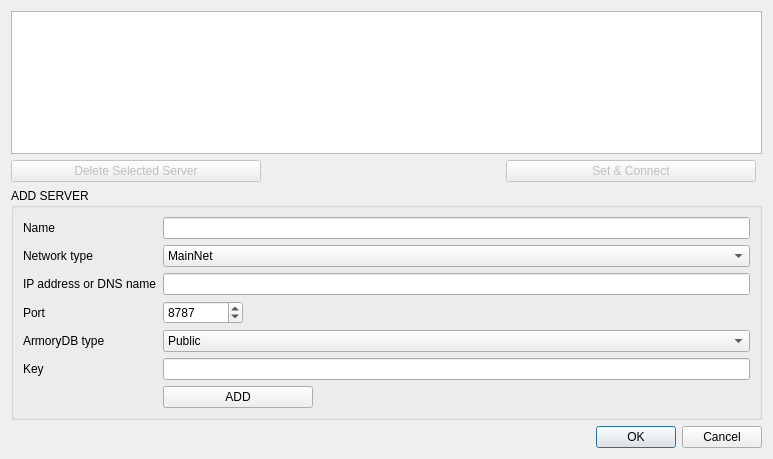
Old version of the form BlockSettleUILib/ArmoryServersWidget.ui in the repository BlockSettle/common.
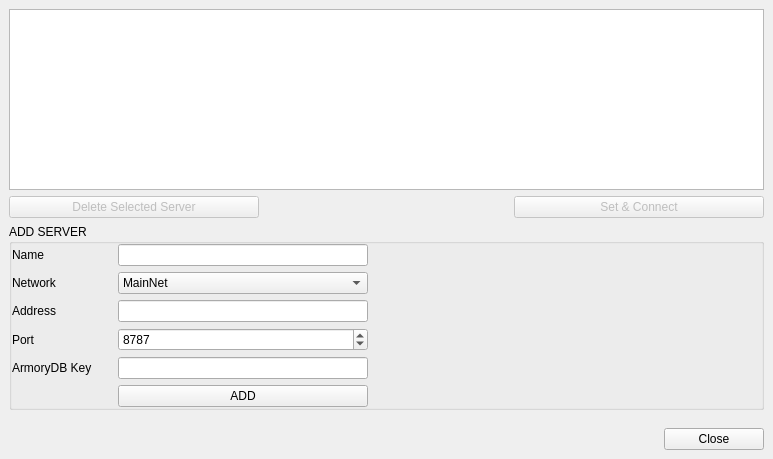
New version of the form. Icons and pictures are not drawn.

Commit message: [wip] manage armory servers

```diff
--- a/BlockSettleUILib/ArmoryServersWidget.ui
+++ b/BlockSettleUILib/ArmoryServersWidget.ui
@@ -14,230 +14,455 @@
    <string>Armory Servers</string>
   </property>
   <layout class="QGridLayout" name="gridLayout_2">
-   <item row="2" column="0">
-    <widget class="QPushButton" name="pushButtonDeleteServer">
-     <property name="enabled">
-      <bool>false</bool>
-     </property>
+   <property name="leftMargin">
+    <number>0</number>
+   </property>
+   <property name="topMargin">
+    <number>0</number>
+   </property>
+   <property name="rightMargin">
+    <number>0</number>
+   </property>
+   <property name="bottomMargin">
+    <number>0</number>
+   </property>
+   <property name="spacing">
+    <number>0</number>
+   </property>
+   <item row="0" column="0" colspan="2">
+    <widget class="QWidget" name="widget" native="true">
      <property name="minimumSize">
       <size>
-       <width>250</width>
-       <height>0</height>
+       <width>0</width>
+       <height>40</height>
       </size>
      </property>
-     <property name="maximumSize">
-      <size>
-       <width>250</width>
-       <height>16777215</height>
-      </size>
-     </property>
-     <property name="text">
-      <string>Delete Selected Server</string>
-     </property>
-    </widget>
-   </item>
-   <item row="3" column="0" colspan="4">
-    <widget class="QGroupBox" name="groupBox">
-     <property name="title">
-      <string>ADD SERVER</string>
-     </property>
-     <layout class="QGridLayout" name="gridLayout">
-      <item row="11" column="2">
-       <widget class="QLineEdit" name="lineEditKey"/>
-      </item>
-      <item row="6" column="2">
-       <widget class="QSpinBox" name="spinBoxPort">
-        <property name="minimumSize">
-         <size>
-          <width>80</width>
-          <height>0</height>
-         </size>
+     <layout class="QGridLayout" name="gridLayout_3">
+      <item row="0" column="0" colspan="3">
+       <widget class="QTableView" name="tableViewArmory">
+        <property name="horizontalScrollBarPolicy">
+         <enum>Qt::ScrollBarAsNeeded</enum>
         </property>
-        <property name="maximumSize">
-         <size>
-          <width>80</width>
-          <height>16777215</height>
-         </size>
+        <property name="alternatingRowColors">
+         <bool>true</bool>
         </property>
-        <property name="minimum">
-         <number>1</number>
+        <property name="selectionMode">
+         <enum>QAbstractItemView::SingleSelection</enum>
         </property>
-        <property name="maximum">
-         <number>65535</number>
+        <property name="selectionBehavior">
+         <enum>QAbstractItemView::SelectRows</enum>
         </property>
-        <property name="value">
-         <number>8787</number>
+        <property name="textElideMode">
+         <enum>Qt::ElideNone</enum>
         </property>
+        <property name="cornerButtonEnabled">
+         <bool>false</bool>
+        </property>
+        <attribute name="verticalHeaderVisible">
+         <bool>false</bool>
+        </attribute>
        </widget>
       </item>
-      <item row="3" column="2">
-       <widget class="QLineEdit" name="lineEditAddress"/>
-      </item>
-      <item row="12" column="2">
-       <widget class="QPushButton" name="pushButtonAddServer">
+      <item row="1" column="0">
+       <widget class="QPushButton" name="pushButtonDeleteServer">
+        <property name="enabled">
+         <bool>false</bool>
+        </property>
         <property name="minimumSize">
          <size>
-          <width>150</width>
+          <width>250</width>
           <height>0</height>
          </size>
         </property>
         <property name="maximumSize">
          <size>
-          <width>150</width>
+          <width>250</width>
           <height>16777215</height>
          </size>
         </property>
         <property name="text">
-         <string>ADD</string>
+         <string>Delete Selected Server</string>
         </property>
        </widget>
       </item>
-      <item row="6" column="0">
-       <widget class="QLabel" name="label_2">
-        <property name="text">
-         <string>Port</string>
+      <item row="1" column="1">
+       <spacer name="horizontalSpacer">
+        <property name="orientation">
+         <enum>Qt::Horizontal</enum>
         </property>
-       </widget>
-      </item>
-      <item row="11" column="0">
-       <widget class="QLabel" name="labelKey">
-        <property name="text">
-         <string>Key</string>
+        <property name="sizeHint" stdset="0">
+         <size>
+          <width>240</width>
+          <height>18</height>
+         </size>
         </property>
-       </widget>
+       </spacer>
       </item>
-      <item row="8" column="0">
-       <widget class="QLabel" name="label_4">
-        <property name="text">
-         <string>ArmoryDB type</string>
+      <item row="1" column="2">
+       <widget class="QPushButton" name="pushButtonConnect">
+        <property name="enabled">
+         <bool>false</bool>
         </property>
-       </widget>
-      </item>
-      <item row="2" column="0">
-       <widget class="QLabel" name="label_5">
-        <property name="text">
-         <string>Network type</string>
+        <property name="minimumSize">
+         <size>
+          <width>250</width>
+          <height>0</height>
+         </size>
         </property>
-       </widget>
-      </item>
-      <item row="3" column="0">
-       <widget class="QLabel" name="label">
+        <property name="maximumSize">
+         <size>
+          <width>250</width>
+          <height>16777215</height>
+         </size>
+        </property>
         <property name="text">
-         <string>IP address or DNS name</string>
+         <string>Set &amp;&amp; Connect</string>
         </property>
        </widget>
       </item>
-      <item row="2" column="2">
-       <widget class="QComboBox" name="comboBoxNetworkType">
-        <item>
-         <property name="text">
-          <string>MainNet</string>
+      <item row="2" column="0" colspan="3">
+       <widget class="QGroupBox" name="groupBox">
+        <property name="title">
+         <string>ADD SERVER</string>
+        </property>
+        <layout class="QGridLayout" name="gridLayout">
+         <property name="leftMargin">
+          <number>0</number>
          </property>
-        </item>
-        <item>
-         <property name="text">
-          <string>TestNet</string>
+         <property name="topMargin">
+          <number>0</number>
          </property>
-        </item>
-       </widget>
-      </item>
-      <item row="8" column="2">
-       <widget class="QComboBox" name="comboBoxPrivacy">
-        <item>
-         <property name="text">
-          <string>Public</string>
+         <property name="rightMargin">
+          <number>0</number>
          </property>
-        </item>
-        <item>
-         <property name="text">
-          <string>Private</string>
+         <property name="bottomMargin">
+          <number>0</number>
          </property>
-        </item>
+         <item row="2" column="1">
+          <widget class="QLineEdit" name="lineEditAddress">
+           <property name="minimumSize">
+            <size>
+             <width>250</width>
+             <height>0</height>
+            </size>
+           </property>
+           <property name="maximumSize">
+            <size>
+             <width>250</width>
+             <height>16777215</height>
+            </size>
+           </property>
+          </widget>
+         </item>
+         <item row="4" column="1">
+          <widget class="QLineEdit" name="lineEditKey">
+           <property name="minimumSize">
+            <size>
+             <width>250</width>
+             <height>0</height>
+            </size>
+           </property>
+           <property name="maximumSize">
+            <size>
+             <width>250</width>
+             <height>16777215</height>
+            </size>
+           </property>
+          </widget>
+         </item>
+         <item row="0" column="1">
+          <widget class="QLineEdit" name="lineEditName">
+           <property name="minimumSize">
+            <size>
+             <width>250</width>
+             <height>0</height>
+            </size>
+           </property>
+           <property name="maximumSize">
+            <size>
+             <width>250</width>
+             <height>16777215</height>
+            </size>
+           </property>
+          </widget>
+         </item>
+         <item row="5" column="1">
+          <widget class="QPushButton" name="pushButtonAddServer">
+           <property name="minimumSize">
+            <size>
+             <width>250</width>
+             <height>0</height>
+            </size>
+           </property>
+           <property name="maximumSize">
+            <size>
+             <width>250</width>
+             <height>16777215</height>
+            </size>
+           </property>
+           <property name="text">
+            <string>ADD</string>
+           </property>
+          </widget>
+         </item>
+         <item row="4" column="0">
+          <widget class="QWidget" name="widgetZmqLabel_7" native="true">
+           <property name="sizePolicy">
+            <sizepolicy hsizetype="Preferred" vsizetype="Preferred">
+             <horstretch>0</horstretch>
+             <verstretch>0</verstretch>
+            </sizepolicy>
+           </property>
+           <property name="minimumSize">
+            <size>
+             <width>0</width>
+             <height>0</height>
+            </size>
+           </property>
+           <property name="maximumSize">
+            <size>
+             <width>100</width>
+             <height>16777215</height>
+            </size>
+           </property>
+           <layout class="QHBoxLayout" name="horizontalLayout_17">
+            <property name="spacing">
+             <number>3</number>
+            </property>
+            <property name="leftMargin">
+             <number>0</number>
+            </property>
+            <property name="topMargin">
+             <number>0</number>
+            </property>
+            <property name="rightMargin">
+             <number>0</number>
+            </property>
+            <property name="bottomMargin">
+             <number>0</number>
+            </property>
+            <item>
+             <widget class="QLabel" name="labelZmqPubKey_5">
+              <property name="text">
+               <string>ArmoryDB Key</string>
+              </property>
+             </widget>
+            </item>
+            <item>
+             <widget class="QLabel" name="labelZmqPubKeyHint_5">
+              <property name="sizePolicy">
+               <sizepolicy hsizetype="Expanding" vsizetype="Preferred">
+                <horstretch>0</horstretch>
+                <verstretch>0</verstretch>
+               </sizepolicy>
+              </property>
+              <property name="minimumSize">
+               <size>
+                <width>10</width>
+                <height>15</height>
+               </size>
+              </property>
+              <property name="maximumSize">
+               <size>
+                <width>10</width>
+                <height>15</height>
+               </size>
+              </property>
+              <property name="toolTip">
+               <string>Optional when connecting to a public ArmoryDB</string>
+              </property>
+              <property name="styleSheet">
+               <string notr="true">image: url(&quot;:/resources/notification_info@2x.png&quot;);</string>
+              </property>
+              <property name="text">
+               <string/>
+              </property>
+             </widget>
+            </item>
+           </layout>
+          </widget>
+         </item>
+         <item row="2" column="0">
+          <widget class="QLabel" name="label">
+           <property name="minimumSize">
+            <size>
+             <width>100</width>
+             <height>0</height>
+            </size>
+           </property>
+           <property name="maximumSize">
+            <size>
+             <width>100</width>
+             <height>16777215</height>
+            </size>
+           </property>
+           <property name="text">
+            <string>Address</string>
+           </property>
+          </widget>
+         </item>
+         <item row="3" column="1">
+          <widget class="QSpinBox" name="spinBoxPort">
+           <property name="minimumSize">
+            <size>
+             <width>250</width>
+             <height>0</height>
+            </size>
+           </property>
+           <property name="maximumSize">
+            <size>
+             <width>250</width>
+             <height>16777215</height>
+            </size>
+           </property>
+           <property name="minimum">
+            <number>1</number>
+           </property>
+           <property name="maximum">
+            <number>65535</number>
+           </property>
+           <property name="value">
+            <number>8787</number>
+           </property>
+          </widget>
+         </item>
+         <item row="1" column="0">
+          <widget class="QLabel" name="label_5">
+           <property name="minimumSize">
+            <size>
+             <width>100</width>
+             <height>0</height>
+            </size>
+           </property>
+           <property name="maximumSize">
+            <size>
+             <width>100</width>
+             <height>16777215</height>
+            </size>
+           </property>
+           <property name="text">
+            <string>Network</string>
+           </property>
+          </widget>
+         </item>
+         <item row="1" column="1">
+          <widget class="QComboBox" name="comboBoxNetworkType">
+           <property name="minimumSize">
+            <size>
+             <width>250</width>
+             <height>0</height>
+            </size>
+           </property>
+           <property name="maximumSize">
+            <size>
+             <width>250</width>
+             <height>16777215</height>
+            </size>
+           </property>
+           <item>
+            <property name="text">
+             <string>MainNet</string>
+            </property>
+           </item>
+           <item>
+            <property name="text">
+             <string>TestNet</string>
+            </property>
+           </item>
+          </widget>
+         </item>
+         <item row="0" column="0">
+          <widget class="QLabel" name="label_3">
+           <property name="minimumSize">
+            <size>
+             <width>100</width>
+             <height>0</height>
+            </size>
+           </property>
+           <property name="maximumSize">
+            <size>
+             <width>100</width>
+             <height>16777215</height>
+            </size>
+           </property>
+           <property name="text">
+            <string>Name</string>
+           </property>
+          </widget>
+         </item>
+         <item row="3" column="0">
+          <widget class="QLabel" name="label_2">
+           <property name="minimumSize">
+            <size>
+             <width>100</width>
+             <height>0</height>
+            </size>
+           </property>
+           <property name="maximumSize">
+            <size>
+             <width>100</width>
+             <height>16777215</height>
+            </size>
+           </property>
+           <property name="text">
+            <string>Port</string>
+           </property>
+          </widget>
+         </item>
+         <item row="0" column="2" rowspan="2">
+          <spacer name="horizontalSpacer_2">
+           <property name="orientation">
+            <enum>Qt::Horizontal</enum>
+           </property>
+           <property name="sizeHint" stdset="0">
+            <size>
+             <width>40</width>
+             <height>20</height>
+            </size>
+           </property>
+          </spacer>
+         </item>
+        </layout>
        </widget>
       </item>
-      <item row="0" column="0">
-       <widget class="QLabel" name="label_3">
-        <property name="text">
-         <string>Name</string>
-        </property>
-       </widget>
-      </item>
-      <item row="0" column="2">
-       <widget class="QLineEdit" name="lineEditName"/>
-      </item>
      </layout>
     </widget>
    </item>
-   <item row="4" column="0" colspan="4">
-    <widget class="QDialogButtonBox" name="buttonBox">
-     <property name="orientation">
-      <enum>Qt::Horizontal</enum>
-     </property>
-     <property name="standardButtons">
-      <set>QDialogButtonBox::Cancel|QDialogButtonBox::Ok</set>
-     </property>
-    </widget>
-   </item>
-   <item row="2" column="2">
-    <widget class="QPushButton" name="pushButtonConnect">
-     <property name="enabled">
-      <bool>false</bool>
-     </property>
-     <property name="minimumSize">
-      <size>
-       <width>250</width>
-       <height>0</height>
-      </size>
-     </property>
-     <property name="maximumSize">
-      <size>
-       <width>250</width>
-       <height>16777215</height>
-      </size>
-     </property>
-     <property name="text">
-      <string>Set &amp;&amp; Connect</string>
-     </property>
-    </widget>
-   </item>
-   <item row="0" column="0" colspan="4">
-    <widget class="QTableView" name="tableViewArmory">
-     <property name="horizontalScrollBarPolicy">
-      <enum>Qt::ScrollBarAsNeeded</enum>
-     </property>
-     <property name="alternatingRowColors">
+   <item row="1" column="0">
+    <widget class="QWidget" name="widget_2" native="true">
+     <property name="buttonBar" stdset="0">
       <bool>true</bool>
      </property>
-     <property name="selectionMode">
-      <enum>QAbstractItemView::SingleSelection</enum>
-     </property>
-     <property name="selectionBehavior">
-      <enum>QAbstractItemView::SelectRows</enum>
-     </property>
-     <property name="textElideMode">
-      <enum>Qt::ElideNone</enum>
-     </property>
-     <property name="cornerButtonEnabled">
-      <bool>false</bool>
-     </property>
-     <attribute name="verticalHeaderVisible">
-      <bool>false</bool>
-     </attribute>
+     <layout class="QHBoxLayout" name="horizontalLayout">
+      <item>
+       <spacer name="horizontalSpacer_3">
+        <property name="orientation">
+         <enum>Qt::Horizontal</enum>
+        </property>
+        <property name="sizeHint" stdset="0">
+         <size>
+          <width>40</width>
+          <height>20</height>
+         </size>
+        </property>
+       </spacer>
+      </item>
+      <item>
+       <widget class="QPushButton" name="pushButtonClose">
+        <property name="minimumSize">
+         <size>
+          <width>100</width>
+          <height>0</height>
+         </size>
+        </property>
+        <property name="text">
+         <string>Close</string>
+        </property>
+       </widget>
+      </item>
+     </layout>
     </widget>
    </item>
-   <item row="2" column="1">
-    <spacer name="horizontalSpacer">
-     <property name="orientation">
-      <enum>Qt::Horizontal</enum>
-     </property>
-     <property name="sizeHint" stdset="0">
-      <size>
-       <width>40</width>
-       <height>20</height>
-      </size>
-     </property>
-    </spacer>
-   </item>
   </layout>
  </widget>
  <resources/>
```
Left out of the diff: 43 changed lines with no effect on the pictures. The commit also changes 10 other files.
